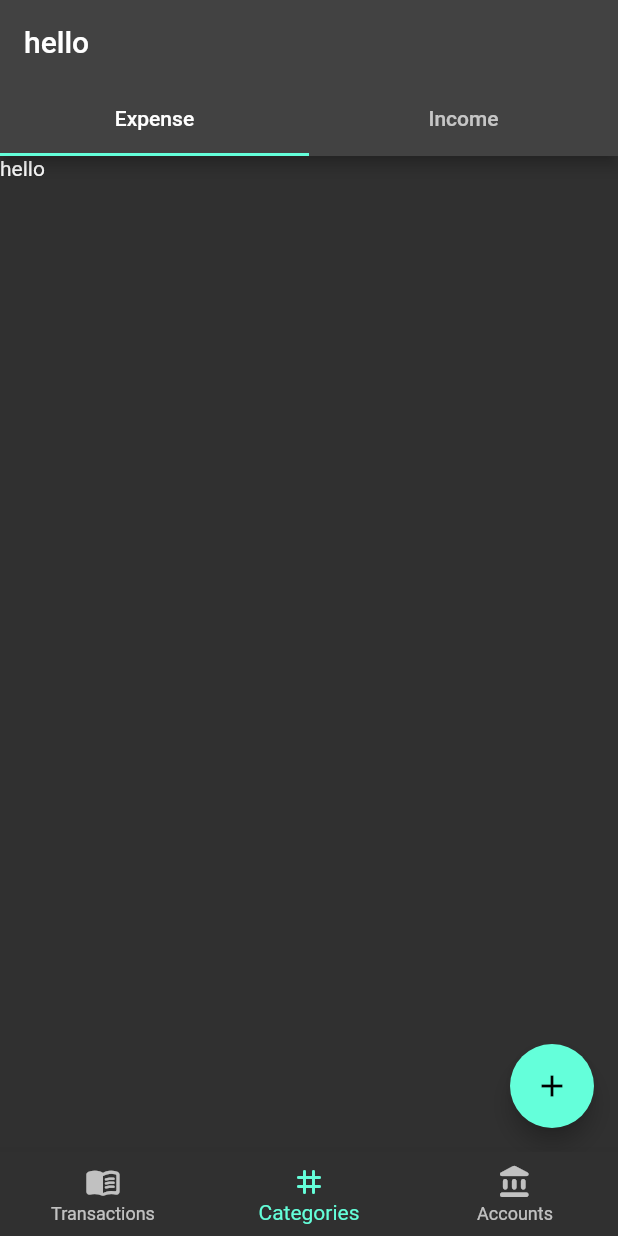
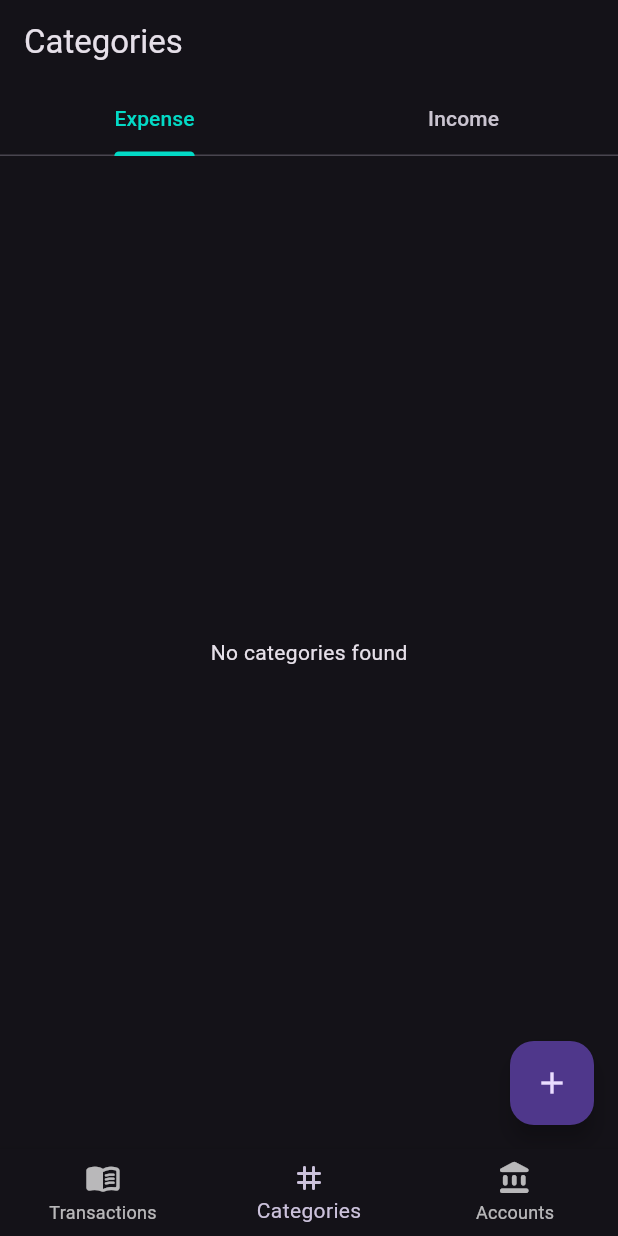
Before and after one commit to nullhandler/vase, a Flutter app: the screen it shows after launch, item 2 of the bottom bar chosen, on a phone screen of 412 x 824 dp. Run offline on Flutter 3.47's test engine with Material 2 defaults, Android fonts, the phone set to English and light mode, and no system bars; our stand-ins replace get, sqflite; accounts and stored records are empty.

Commit message:
Add "Add category" screen

```diff
--- a/lib/controllers/db_controller.dart
+++ b/lib/controllers/db_controller.dart
@@ -27,7 +27,9 @@ class DbController extends GetxController {
       await db.execute('''CREATE TABLE IF NOT EXISTS ${Const.categories} (
           id INTEGER PRIMARY KEY AUTOINCREMENT,
           category_name TEXT,
-          category_type INT)''');
+          category_type INT,
+          created_at DATETIME DEFAULT CURRENT_TIMESTAMP
+          )''');
       await db.execute('''CREATE TABLE IF NOT EXISTS ${Const.trans} (
           id INTEGER PRIMARY KEY AUTOINCREMENT,
           created_at INTEGER,
@@ -48,7 +50,7 @@ class DbController extends GetxController {
     //         .toJson());
     var accountsList = await db.query(Const.accounts);
     accounts.value = accountsFromJson(accountsList);
-    var categoryList = await db.query(Const.categories);
+    final categoryList = await db.query(Const.categories);
     categories.value = categoryFromJson(categoryList);
     vaseState.value = VaseState.loaded;
   }
--- a/lib/main.dart
+++ b/lib/main.dart
@@ -14,10 +14,10 @@ class MyApp extends StatelessWidget {
   @override
   Widget build(BuildContext context) {
     return GetMaterialApp(
-      theme: ThemeData.dark().copyWith(
-        colorScheme: ThemeData.dark()
-            .colorScheme
-            .copyWith(primary: const Color(0xff03dac6)),
+      theme: ThemeData.dark(useMaterial3: true).copyWith(
+        colorScheme: ThemeData.dark(useMaterial3: true).colorScheme.copyWith(
+              primary: const Color(0xff03dac6),
+            ),
       ),
       title: 'Vase',
       home: GetBuilder<DbController>(
--- a/lib/screens/categories/categories.dart
+++ b/lib/screens/categories/categories.dart
@@ -1,4 +1,8 @@
 import 'package:flutter/material.dart';
+import 'package:get/get.dart';
+import 'package:vase/screens/categories/add_categories_screen.dart';
+import 'package:vase/screens/categories/category_model.dart';
+import 'package:vase/screens/widgets/categories/category_list.dart';
 import 'package:vase/screens/widgets/fab.dart';
 
 class Categories extends StatelessWidget {
@@ -10,7 +14,7 @@ class Categories extends StatelessWidget {
       length: 2,
       child: Scaffold(
         appBar: AppBar(
-          title: const Text("hello"),
+          title: const Text("Categories"),
           bottom: const TabBar(
             tabs: [
               Tab(
@@ -24,11 +28,19 @@ class Categories extends StatelessWidget {
         ),
         body: const TabBarView(
           children: [
-            Text("hello"),
-            Text("hello 2"),
+            CategoryList(
+              categoryType: CategoryType.expense,
+            ),
+            CategoryList(
+              categoryType: CategoryType.income,
+            ),
           ],
         ),
-        floatingActionButton: Fab(onTap: () {}),
+        floatingActionButton: Fab(
+          onTap: () {
+            Get.to(() => const AddCategoriesScreen());
+          },
+        ),
       ),
     );
   }
--- a/lib/screens/categories/categories_controller.dart
+++ b/lib/screens/categories/categories_controller.dart
@@ -1,5 +1,34 @@
 import 'package:get/get.dart';
+import 'package:vase/const.dart';
+import 'package:vase/controllers/db_controller.dart';
+import 'package:vase/screens/categories/category_model.dart';
 
 class CategoriesController extends GetxController {
+  RxList<Category> categories = <Category>[].obs;
+  Rx<CategoryType>? categoryType;
 
+  @override
+  void onInit() {
+    super.onInit();
+    final DbController dbController = Get.find<DbController>();
+    categories = dbController.categories;
+  }
+
+  Future<void> addCategory(Category category) async {
+    final DbController dbController = Get.find<DbController>();
+    await dbController.db.insert(Const.categories, category.toJson());
+    final categoryList = await dbController.db.query(Const.categories);
+    categories.value = categoryFromJson(categoryList);
+  }
+
+  List<Category> getCategoriesByType(CategoryType categoryType) {
+    return categories.where((element) => element.categoryType == categoryType).toList();
+  }
+
+  Future<void> deleteCategory(Category category) async {
+    final DbController dbController = Get.find<DbController>();
+    await dbController.db.delete(Const.categories, where: "id = ?", whereArgs: [category.id]);
+    final categoryList = await dbController.db.query(Const.categories);
+    categories.value = categoryFromJson(categoryList);
+  }
 }
--- a/lib/screens/categories/category_model.dart
+++ b/lib/screens/categories/category_model.dart
@@ -4,40 +4,45 @@
 
 import 'dart:convert';
 
-List<Category> categoryFromJson(List<Map<String, Object?>> list) =>
-    List<Category>.from(list.map((x) => Category.fromJson(x)));
+List<Category> categoryFromJson(List<Map<String, Object?>> list) => List<Category>.from(
+      list.map((x) => Category.fromJson(x)),
+    );
 
-String categoryToJson(List<Category> data) =>
-    json.encode(List<dynamic>.from(data.map((x) => x.toJson())));
+String categoryToJson(List<Category> data) => json.encode(List<dynamic>.from(data.map(
+      (x) => x.toJson(),
+    )));
 
 class Category {
   Category({
     this.id,
     required this.categoryName,
     required this.categoryType,
+    this.createdAt,
   });
 
   int? id;
   String categoryName;
   CategoryType categoryType;
+  DateTime? createdAt;
 
   factory Category.fromJson(Map<String, dynamic> json) => Category(
         id: json["id"],
         categoryName: json["category_name"],
-        categoryType:
-            categoryTypeMap[json["category_type"]] ?? CategoryType.expense,
+        categoryType: categoryTypeMap[json["category_type"]] ?? CategoryType.expense,
+        createdAt: json["created_at"] == null ? null : DateTime.parse(json["created_at"]),
       );
 
   Map<String, dynamic> toJson() => {
         if (id != null) "id": id,
         "category_name": categoryName,
         "category_type": categoryType.name,
+        if (createdAt != null) "created_at": createdAt!.toIso8601String(),
       };
 }
 
 Map<String, CategoryType> categoryTypeMap = {
   "expense": CategoryType.expense,
-  "income": CategoryType.income
+  "income": CategoryType.income,
 };
 
 enum CategoryType { expense, income }
--- a/lib/screens/home/home_screen.dart
+++ b/lib/screens/home/home_screen.dart
@@ -20,7 +20,11 @@ class HomeScreen extends StatefulWidget {
 class _HomeScreenState extends State<HomeScreen> {
   final HomeController homeController = Get.put(HomeController());
   final TransController transController = Get.put(TransController());
-  final _tabs = [const Transactions(), const Categories(), AccountsScreen()];
+  final _tabs = [
+    const Transactions(),
+    const Categories(),
+    AccountsScreen(),
+  ];
 
   @override
   Widget build(BuildContext context) {
--- /dev/null
+++ b/lib/screens/widgets/categories/category_list.dart
@@ -0,0 +1,42 @@
+import 'package:flutter/material.dart';
+import 'package:get/get.dart';
+import 'package:vase/screens/categories/categories_controller.dart';
+import 'package:vase/screens/categories/category_model.dart';
+
+class CategoryList extends StatelessWidget {
+  const CategoryList({
+    Key? key,
+    required this.categoryType,
+  }) : super(key: key);
+
+  final CategoryType categoryType;
+
+  @override
+  Widget build(BuildContext context) {
+    return GetBuilder<CategoriesController>(
+      init: CategoriesController(),
+      builder: (controller) {
+        final List<Category> categories = controller.getCategoriesByType(categoryType);
+
+        if (categories.isEmpty) {
+          return const Center(
+            child: Text("No categories found"),
+          );
+        }
+
+        return ListView.builder(
+          itemCount: categories.length,
+          itemBuilder: (context, index) {
+            final Category category = categories[index];
+
+            return ListTile(
+              title: Text(category.categoryName),
+              subtitle: category.createdAt != null ? Text(category.createdAt!.toIso8601String()) : null,
+              trailing: const Icon(Icons.arrow_forward_ios),
+            );
+          },
+        );
+      },
+    );
+  }
+}
```
Also changed, not shown: lib/const.dart (+24 -0 lines), lib/screens/categories/add_categories_screen.dart (added, +84 -0 lines), lib/screens/widgets/form_item.dart (+18 -17 lines), lib/widgets/focused_layout.dart (added, +39 -0 lines), pubspec.lock.
